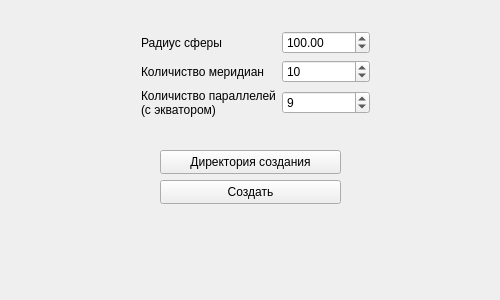
gordiig/Solar_system_guide, file Obj_Sphere_Maker/Obj_Sphere_Maker/mainwindow.ui: the form before one commit.
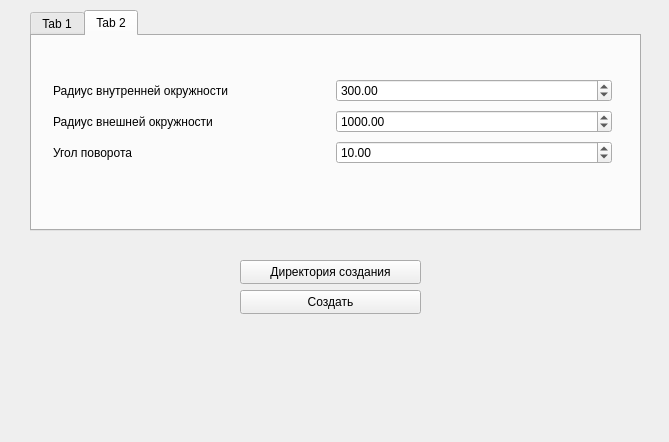
The form after the commit.

Commit message: Made interface for ring making

What changed in the file:
```diff
--- a/Obj_Sphere_Maker/Obj_Sphere_Maker/mainwindow.ui
+++ b/Obj_Sphere_Maker/Obj_Sphere_Maker/mainwindow.ui
@@ -6,8 +6,8 @@
    <rect>
     <x>0</x>
     <y>0</y>
-    <width>500</width>
-    <height>300</height>
+    <width>669</width>
+    <height>442</height>
    </rect>
   </property>
   <property name="windowTitle">
@@ -20,12 +20,70 @@
    <bool>true</bool>
   </property>
   <widget class="QWidget" name="centralWidget">
+   <widget class="QPushButton" name="Start_Button">
+    <property name="geometry">
+     <rect>
+      <x>240</x>
+      <y>290</y>
+      <width>181</width>
+      <height>24</height>
+     </rect>
+    </property>
+    <property name="text">
+     <string>Создать</string>
+    </property>
+   </widget>
+   <widget class="QPushButton" name="Dir_Button">
+    <property name="geometry">
+     <rect>
+      <x>240</x>
+      <y>260</y>
+      <width>181</width>
+      <height>24</height>
+     </rect>
+    </property>
+    <property name="text">
+     <string>Директория создания</string>
+    </property>
+   </widget>
+   <widget class="QLabel" name="Err_Label">
+    <property name="geometry">
+     <rect>
+      <x>30</x>
+      <y>330</y>
+      <width>571</width>
+      <height>61</height>
+     </rect>
+    </property>
+    <property name="text">
+     <string/>
+    </property>
+    <property name="wordWrap">
+     <bool>true</bool>
+    </property>
+   </widget>
+   <widget class="QTabWidget" name="tabWidget">
+    <property name="geometry">
+     <rect>
+      <x>30</x>
+      <y>10</y>
+      <width>611</width>
+      <height>221</height>
+     </rect>
+    </property>
+    <property name="currentIndex">
+     <number>1</number>
+    </property>
+    <widget class="QWidget" name="TabSpere">
+     <attribute name="title">
+      <string>Tab 1</string>
+     </attribute>
    <widget class="QWidget" name="gridLayoutWidget">
     <property name="geometry">
      <rect>
-      <x>130</x>
-      <y>20</y>
-      <width>251</width>
+        <x>10</x>
+        <y>30</y>
+        <width>581</width>
       <height>111</height>
      </rect>
     </property>
@@ -95,47 +153,81 @@
      </item>
     </layout>
    </widget>
-   <widget class="QPushButton" name="Start_Button">
+    </widget>
+    <widget class="QWidget" name="TabRing">
+     <attribute name="title">
+      <string>Tab 2</string>
+     </attribute>
+     <widget class="QWidget" name="gridLayoutWidget_2">
     <property name="geometry">
      <rect>
-      <x>160</x>
-      <y>180</y>
-      <width>181</width>
-      <height>24</height>
-     </rect>
-    </property>
+        <x>10</x>
+        <y>30</y>
+        <width>581</width>
+        <height>111</height>
+       </rect>
+      </property>
+      <layout class="QGridLayout" name="RingGrid">
+       <item row="2" column="0">
+        <widget class="QLabel" name="label_4">
     <property name="text">
-     <string>Создать</string>
-    </property>
-   </widget>
-   <widget class="QPushButton" name="Dir_Button">
-    <property name="geometry">
-     <rect>
-      <x>160</x>
-      <y>150</y>
-      <width>181</width>
-      <height>24</height>
-     </rect>
-    </property>
+          <string>Угол поворота</string>
+         </property>
+         <property name="wordWrap">
+          <bool>true</bool>
+         </property>
+        </widget>
+       </item>
+       <item row="1" column="0">
+        <widget class="QLabel" name="label_5">
+         <property name="text">
+          <string>Радиус внешней окружности</string>
+         </property>
+         <property name="wordWrap">
+          <bool>true</bool>
+         </property>
+        </widget>
+       </item>
+       <item row="0" column="0">
+        <widget class="QLabel" name="label_6">
     <property name="text">
-     <string>Директория создания</string>
-    </property>
-   </widget>
-   <widget class="QLabel" name="Err_Label">
-    <property name="geometry">
-     <rect>
-      <x>20</x>
-      <y>230</y>
-      <width>461</width>
-      <height>51</height>
-     </rect>
-    </property>
-    <property name="text">
-     <string/>
-    </property>
-    <property name="wordWrap">
-     <bool>true</bool>
-    </property>
+          <string>Радиус внутренней окружности</string>
+         </property>
+        </widget>
+       </item>
+       <item row="0" column="1">
+        <widget class="QDoubleSpinBox" name="Spin_Ring_Inner_Radius">
+         <property name="maximum">
+          <double>5000.000000000000000</double>
+         </property>
+         <property name="value">
+          <double>300.000000000000000</double>
+         </property>
+        </widget>
+       </item>
+       <item row="1" column="1">
+        <widget class="QDoubleSpinBox" name="Spin_Ring_Outer_Radius">
+         <property name="maximum">
+          <double>5000.000000000000000</double>
+         </property>
+         <property name="value">
+          <double>1000.000000000000000</double>
+         </property>
+        </widget>
+       </item>
+       <item row="2" column="1">
+        <widget class="QDoubleSpinBox" name="Spin_Ring_dAng">
+         <property name="maximum">
+          <double>360.000000000000000</double>
+         </property>
+         <property name="value">
+          <double>10.000000000000000</double>
+         </property>
+        </widget>
+       </item>
+      </layout>
+     </widget>
+    </widget>
    </widget>
   </widget>
  </widget>
```
Left out of the diff: 2 changed lines with no effect on the pictures. Lines whose indentation alone changed are shown as unchanged. The commit also changes 2 other files.
